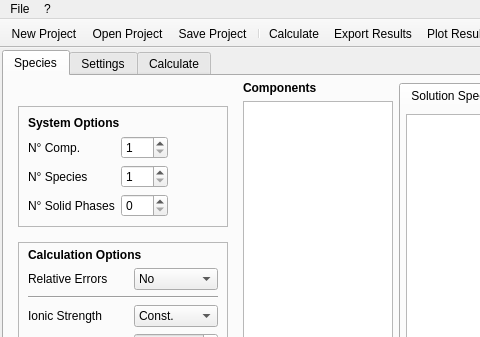
Kastakin/PyES, file src/main/python/ui/PyES4_main.ui: the form before one commit; both pictures show x 0 to 480 and y 0 to 337 of the 1204 by 778 pixel window.
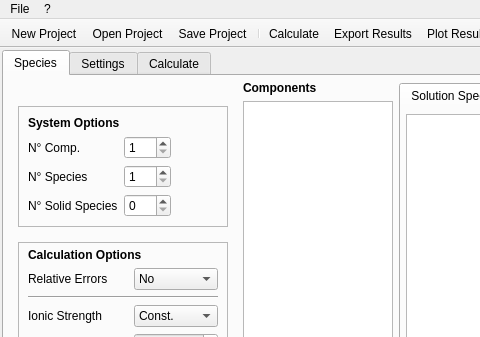
The form after the commit. Icons and pictures are not drawn.

Commit message: Fix  incorrect saving/display of solids

```diff
--- a/src/main/python/ui/PyES4_main.ui
+++ b/src/main/python/ui/PyES4_main.ui
@@ -166,7 +166,7 @@
                  </sizepolicy>
                 </property>
                 <property name="text">
-                 <string>N° Solid Phases</string>
+                 <string>N° Solid Species</string>
                 </property>
                </widget>
               </item>
```
Left out of the diff: 50 changed lines with no effect on the pictures. The commit also changes 5 other files.
